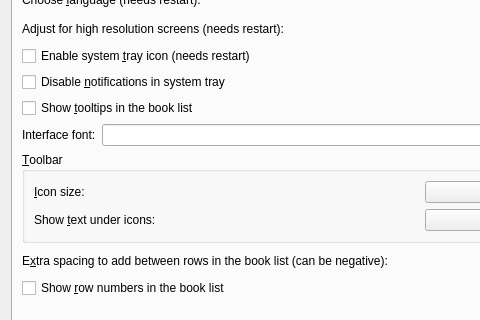
The window that src/calibre/gui2/preferences/look_feel.ui (kovidgoyal/calibre) describes before a commit, drawn with Qt 5; both pictures show x 0 to 480 and y 144 to 464 of the 843 by 546 pixel window.
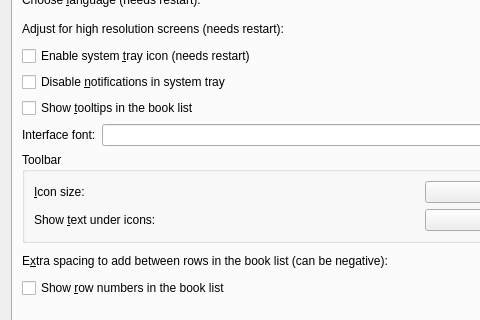
The same window after the commit. Icons and pictures are not drawn. Custom widgets are drawn as their Qt base class.

Patch:
```diff
--- a/src/calibre/gui2/preferences/look_feel.ui
+++ b/src/calibre/gui2/preferences/look_feel.ui
@@ -61,7 +61,7 @@
        <item row="9" column="0" colspan="2">
         <widget class="QGroupBox" name="groupBox_2">
          <property name="title">
-          <string>&amp;Toolbar</string>
+          <string>Toolbar</string>
          </property>
          <layout class="QGridLayout" name="gridLayout_8">
           <item row="0" column="1">
```
Left out of the diff: 2 changed lines with no effect on the pictures.
